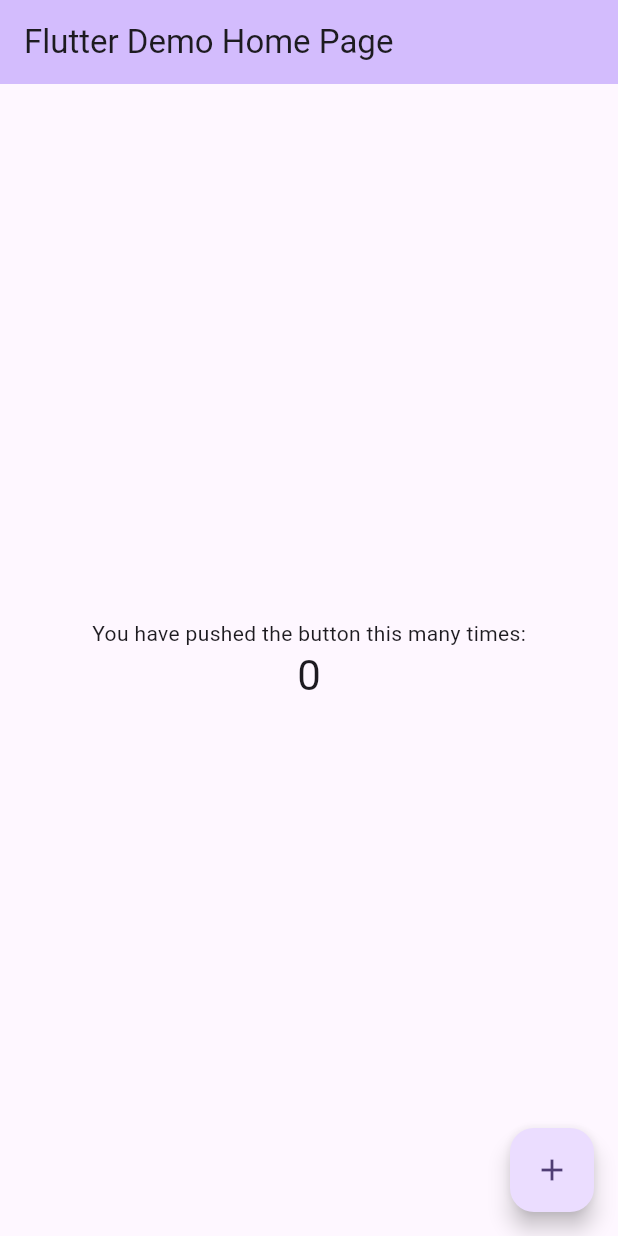
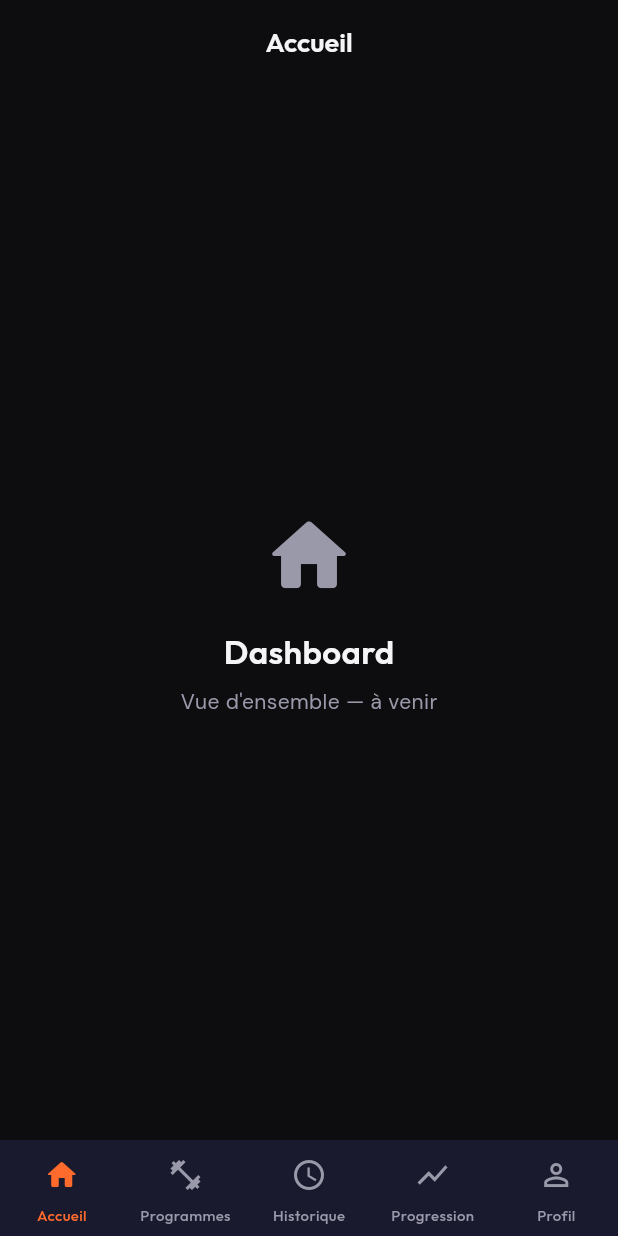
Before and after one commit to Chezard-s-experiments/PushUp, a Flutter app: the screen it shows after launch, on a phone screen of 412 x 824 dp. Run offline on Flutter 3.47's test engine with Material 3 defaults, Android fonts, the phone set to English and light mode, and no system bars; our stand-ins replace flutter_riverpod, go_router, google_fonts.

Commit message:
:sparkles: basic tool & ui

```diff
--- /dev/null
+++ b/lib/app.dart
@@ -0,0 +1,88 @@
+import 'package:flutter/material.dart';
+import 'package:flutter_riverpod/flutter_riverpod.dart';
+import 'package:google_fonts/google_fonts.dart';
+import 'package:pushup_hub/core/router/app_router.dart';
+
+/// Widget racine de l'application PushUp Hub.
+/// ConsumerWidget pour accéder aux providers Riverpod.
+class PushUpHubApp extends ConsumerWidget {
+  const PushUpHubApp({super.key});
+
+  @override
+  Widget build(BuildContext context, WidgetRef ref) {
+    return MaterialApp.router(
+      title: 'PushUp Hub',
+      debugShowCheckedModeBanner: false,
+      routerConfig: appRouter,
+      theme: _darkTheme,
+    );
+  }
+}
+
+/// Thème sombre "Midnight Athlete" — cf. design.md
+final _darkTheme = ThemeData(
+  brightness: Brightness.dark,
+  useMaterial3: true,
+  scaffoldBackgroundColor: const Color(0xFF0D0D0F),
+  colorScheme: const ColorScheme.dark(
+    primary: Color(0xFFFF6B2C),
+    secondary: Color(0xFF3A86FF),
+    surface: Color(0xFF1A1A2E),
+    error: Color(0xFFFF3B3B),
+    onPrimary: Colors.white,
+    onSurface: Color(0xFFF5F5F7),
+  ),
+  appBarTheme: AppBarTheme(
+    backgroundColor: const Color(0xFF0D0D0F),
+    elevation: 0,
+    centerTitle: true,
+    titleTextStyle: GoogleFonts.outfit(
+      fontSize: 18,
+      fontWeight: FontWeight.w600,
+      color: const Color(0xFFF5F5F7),
+    ),
+    iconTheme: const IconThemeData(color: Color(0xFFF5F5F7)),
+  ),
+  textTheme: TextTheme(
+    displayLarge: GoogleFonts.outfit(
+      fontSize: 48,
+      fontWeight: FontWeight.w800,
+      color: const Color(0xFFF5F5F7),
+    ),
+    headlineLarge: GoogleFonts.outfit(
+      fontSize: 28,
+      fontWeight: FontWeight.w700,
+      color: const Color(0xFFF5F5F7),
+    ),
+    headlineMedium: GoogleFonts.outfit(
+      fontSize: 22,
+      fontWeight: FontWeight.w600,
+      color: const Color(0xFFF5F5F7),
+    ),
+    headlineSmall: GoogleFonts.outfit(
+      fontSize: 18,
+      fontWeight: FontWeight.w600,
+      color: const Color(0xFFF5F5F7),
+    ),
+    bodyLarge: GoogleFonts.dmSans(
+      fontSize: 16,
+      fontWeight: FontWeight.w400,
+      color: const Color(0xFFF5F5F7),
+    ),
+    bodyMedium: GoogleFonts.dmSans(
+      fontSize: 14,
+      fontWeight: FontWeight.w400,
+      color: const Color(0xFFF5F5F7),
+    ),
+    bodySmall: GoogleFonts.dmSans(
+      fontSize: 12,
+      fontWeight: FontWeight.w500,
+      color: const Color(0xFF9999AA),
+    ),
+    labelLarge: GoogleFonts.outfit(
+      fontSize: 16,
+      fontWeight: FontWeight.w600,
+      color: Colors.white,
+    ),
+  ),
+);
--- /dev/null
+++ b/lib/core/router/app_router.dart
@@ -0,0 +1,70 @@
+import 'package:go_router/go_router.dart';
+import 'package:pushup_hub/core/router/routes.dart';
+import 'package:pushup_hub/features/home/presentation/pages/dashboard_page.dart';
+import 'package:pushup_hub/features/onboarding/presentation/pages/splash_page.dart';
+import 'package:pushup_hub/features/profile/presentation/pages/profile_page.dart';
+import 'package:pushup_hub/features/programs/presentation/pages/programs_page.dart';
+import 'package:pushup_hub/features/progression/presentation/pages/progression_page.dart';
+import 'package:pushup_hub/features/sessions/presentation/pages/history_page.dart';
+import 'package:pushup_hub/shared/widgets/app_bottom_nav_shell.dart';
+
+/// Routeur principal de l'application.
+/// Sera converti en Provider Riverpod quand les redirections auth seront ajoutées.
+final appRouter = GoRouter(
+  initialLocation: Routes.splash,
+  routes: [
+    GoRoute(
+      path: Routes.splash,
+      builder: (context, state) => const SplashPage(),
+    ),
+
+    // Navigation principale avec bottom bar (5 onglets)
+    StatefulShellRoute.indexedStack(
+      builder: (context, state, navigationShell) {
+        return AppBottomNavShell(navigationShell: navigationShell);
+      },
+      branches: [
+        StatefulShellBranch(
+          routes: [
+            GoRoute(
+              path: Routes.dashboard,
+              builder: (context, state) => const DashboardPage(),
+            ),
+          ],
+        ),
+        StatefulShellBranch(
+          routes: [
+            GoRoute(
+              path: Routes.programs,
+              builder: (context, state) => const ProgramsPage(),
+            ),
+          ],
+        ),
+        StatefulShellBranch(
+          routes: [
+            GoRoute(
+              path: Routes.history,
+              builder: (context, state) => const HistoryPage(),
+            ),
+          ],
+        ),
+        StatefulShellBranch(
+          routes: [
+            GoRoute(
+              path: Routes.progression,
+              builder: (context, state) => const ProgressionPage(),
+            ),
+          ],
+        ),
+        StatefulShellBranch(
+          routes: [
+            GoRoute(
+              path: Routes.profile,
+              builder: (context, state) => const ProfilePage(),
+            ),
+          ],
+        ),
+      ],
+    ),
+  ],
+);
--- /dev/null
+++ b/lib/features/home/presentation/pages/dashboard_page.dart
@@ -0,0 +1,44 @@
+import 'package:flutter/material.dart';
+import 'package:google_fonts/google_fonts.dart';
+
+/// Page d'accueil — vue d'ensemble de l'utilisateur.
+/// Affichera : progression globale, séance du jour, streaks, raccourcis.
+class DashboardPage extends StatelessWidget {
+  const DashboardPage({super.key});
+
+  @override
+  Widget build(BuildContext context) {
+    return Scaffold(
+      appBar: AppBar(title: const Text('Accueil')),
+      body: Center(
+        child: Column(
+          mainAxisAlignment: MainAxisAlignment.center,
+          children: [
+            const Icon(
+              Icons.home_rounded,
+              size: 64,
+              color: Color(0xFF9999AA),
+            ),
+            const SizedBox(height: 16),
+            Text(
+              'Dashboard',
+              style: GoogleFonts.outfit(
+                fontSize: 22,
+                fontWeight: FontWeight.w600,
+                color: const Color(0xFFF5F5F7),
+              ),
+            ),
+            const SizedBox(height: 8),
+            Text(
+              'Vue d\'ensemble — à venir',
+              style: GoogleFonts.dmSans(
+                fontSize: 14,
+                color: const Color(0xFF9999AA),
+              ),
+            ),
+          ],
+        ),
+      ),
+    );
+  }
+}
--- a/lib/main.dart
+++ b/lib/main.dart
@@ -1,122 +1,5 @@
-import 'package:flutter/material.dart';
+// Entry point par défaut (environnement DEV).
+// Pour changer d'environnement : flutter run --dart-define=ENV=staging
+import 'package:pushup_hub/core/config/bootstrap.dart';
 
-void main() {
-  runApp(const MyApp());
-}
-
-class MyApp extends StatelessWidget {
-  const MyApp({super.key});
-
-  // This widget is the root of your application.
-  @override
-  Widget build(BuildContext context) {
-    return MaterialApp(
-      title: 'Flutter Demo',
-      theme: ThemeData(
-        // This is the theme of your application.
-        //
-        // TRY THIS: Try running your application with "flutter run". You'll see
-        // the application has a purple toolbar. Then, without quitting the app,
-        // try changing the seedColor in the colorScheme below to Colors.green
-        // and then invoke "hot reload" (save your changes or press the "hot
-        // reload" button in a Flutter-supported IDE, or press "r" if you used
-        // the command line to start the app).
-        //
-        // Notice that the counter didn't reset back to zero; the application
-        // state is not lost during the reload. To reset the state, use hot
-        // restart instead.
-        //
-        // This works for code too, not just values: Most code changes can be
-        // tested with just a hot reload.
-        colorScheme: .fromSeed(seedColor: Colors.deepPurple),
-      ),
-      home: const MyHomePage(title: 'Flutter Demo Home Page'),
-    );
-  }
-}
-
-class MyHomePage extends StatefulWidget {
-  const MyHomePage({super.key, required this.title});
-
-  // This widget is the home page of your application. It is stateful, meaning
-  // that it has a State object (defined below) that contains fields that affect
-  // how it looks.
-
-  // This class is the configuration for the state. It holds the values (in this
-  // case the title) provided by the parent (in this case the App widget) and
-  // used by the build method of the State. Fields in a Widget subclass are
-  // always marked "final".
-
-  final String title;
-
-  @override
-  State<MyHomePage> createState() => _MyHomePageState();
-}
-
-class _MyHomePageState extends State<MyHomePage> {
-  int _counter = 0;
-
-  void _incrementCounter() {
-    setState(() {
-      // This call to setState tells the Flutter framework that something has
-      // changed in this State, which causes it to rerun the build method below
-      // so that the display can reflect the updated values. If we changed
-      // _counter without calling setState(), then the build method would not be
-      // called again, and so nothing would appear to happen.
-      _counter++;
-    });
-  }
-
-  @override
-  Widget build(BuildContext context) {
-    // This method is rerun every time setState is called, for instance as done
-    // by the _incrementCounter method above.
-    //
-    // The Flutter framework has been optimized to make rerunning build methods
-    // fast, so that you can just rebuild anything that needs updating rather
-    // than having to individually change instances of widgets.
-    return Scaffold(
-      appBar: AppBar(
-        // TRY THIS: Try changing the color here to a specific color (to
-        // Colors.amber, perhaps?) and trigger a hot reload to see the AppBar
-        // change color while the other colors stay the same.
-        backgroundColor: Theme.of(context).colorScheme.inversePrimary,
-        // Here we take the value from the MyHomePage object that was created by
-        // the App.build method, and use it to set our appbar title.
-        title: Text(widget.title),
-      ),
-      body: Center(
-        // Center is a layout widget. It takes a single child and positions it
-        // in the middle of the parent.
-        child: Column(
-          // Column is also a layout widget. It takes a list of children and
-          // arranges them vertically. By default, it sizes itself to fit its
-          // children horizontally, and tries to be as tall as its parent.
-          //
-          // Column has various properties to control how it sizes itself and
-          // how it positions its children. Here we use mainAxisAlignment to
-          // center the children vertically; the main axis here is the vertical
-          // axis because Columns are vertical (the cross axis would be
-          // horizontal).
-          //
-          // TRY THIS: Invoke "debug painting" (choose the "Toggle Debug Paint"
-          // action in the IDE, or press "p" in the console), to see the
-          // wireframe for each widget.
-          mainAxisAlignment: .center,
-          children: [
-            const Text('You have pushed the button this many times:'),
-            Text(
-              '$_counter',
-              style: Theme.of(context).textTheme.headlineMedium,
-            ),
-          ],
-        ),
-      ),
-      floatingActionButton: FloatingActionButton(
-        onPressed: _incrementCounter,
-        tooltip: 'Increment',
-        child: const Icon(Icons.add),
-      ),
-    );
-  }
-}
+void main() => bootstrap();
--- /dev/null
+++ b/lib/main_dev.dart
@@ -0,0 +1,5 @@
+// Entry point DEV.
+// Run : flutter run -t lib/main_dev.dart --dart-define=ENV=dev
+import 'package:pushup_hub/core/config/bootstrap.dart';
+
+void main() => bootstrap();
--- /dev/null
+++ b/lib/main_prod.dart
@@ -0,0 +1,5 @@
+// Entry point PRODUCTION.
+// Build : flutter build apk --release -t lib/main_prod.dart --dart-define=ENV=prod
+import 'package:pushup_hub/core/config/bootstrap.dart';
+
+void main() => bootstrap();
--- /dev/null
+++ b/lib/main_staging.dart
@@ -0,0 +1,5 @@
+// Entry point STAGING.
+// Run : flutter run -t lib/main_staging.dart --dart-define=ENV=staging
+import 'package:pushup_hub/core/config/bootstrap.dart';
+
+void main() => bootstrap();
--- /dev/null
+++ b/lib/shared/widgets/app_bottom_nav_shell.dart
@@ -0,0 +1,76 @@
+import 'package:flutter/material.dart';
+import 'package:go_router/go_router.dart';
+import 'package:google_fonts/google_fonts.dart';
+
+/// Shell avec navigation bottom bar pour les 5 onglets principaux.
+/// Utilise StatefulNavigationShell de GoRouter pour préserver l'état de chaque tab.
+class AppBottomNavShell extends StatelessWidget {
+  final StatefulNavigationShell navigationShell;
+
+  const AppBottomNavShell({required this.navigationShell, super.key});
+
+  @override
+  Widget build(BuildContext context) {
+    return Scaffold(
+      body: navigationShell,
+      bottomNavigationBar: Theme(
+        data: Theme.of(context).copyWith(
+          navigationBarTheme: NavigationBarThemeData(
+            labelTextStyle: WidgetStateProperty.resolveWith((states) {
+              if (states.contains(WidgetState.selected)) {
+                return GoogleFonts.outfit(
+                  fontSize: 10,
+                  fontWeight: FontWeight.w500,
+                  color: const Color(0xFFFF6B2C),
+                );
+              }
+              return GoogleFonts.outfit(
+                fontSize: 10,
+                fontWeight: FontWeight.w500,
+                color: const Color(0xFF9999AA),
+              );
+            }),
+          ),
+        ),
+        child: NavigationBar(
+          height: 64,
+          backgroundColor: const Color(0xFF1A1A2E),
+          indicatorColor: Colors.transparent,
+          surfaceTintColor: Colors.transparent,
+          selectedIndex: navigationShell.currentIndex,
+          onDestinationSelected: (index) => navigationShell.goBranch(
+            index,
+            initialLocation: index == navigationShell.currentIndex,
+          ),
+          destinations: const [
+            NavigationDestination(
+              icon: Icon(Icons.home_outlined, color: Color(0xFF9999AA), size: 24),
+              selectedIcon: Icon(Icons.home_rounded, color: Color(0xFFFF6B2C), size: 24),
+              label: 'Accueil',
+            ),
+            NavigationDestination(
+              icon: Icon(Icons.fitness_center_outlined, color: Color(0xFF9999AA), size: 24),
+              selectedIcon: Icon(Icons.fitness_center, color: Color(0xFFFF6B2C), size: 24),
+              label: 'Programmes',
+            ),
+            NavigationDestination(
+              icon: Icon(Icons.schedule_outlined, color: Color(0xFF9999AA), size: 24),
+              selectedIcon: Icon(Icons.schedule, color: Color(0xFFFF6B2C), size: 24),
+              label: 'Historique',
+            ),
+            NavigationDestination(
+              icon: Icon(Icons.show_chart, color: Color(0xFF9999AA), size: 24),
+              selectedIcon: Icon(Icons.show_chart, color: Color(0xFFFF6B2C), size: 24),
+              label: 'Progression',
+            ),
+            NavigationDestination(
+              icon: Icon(Icons.person_outline, color: Color(0xFF9999AA), size: 24),
+              selectedIcon: Icon(Icons.person, color: Color(0xFFFF6B2C), size: 24),
+              label: 'Profil',
+            ),
+          ],
+        ),
+      ),
+    );
+  }
+}
```
Also changed, not shown: lib/core/config/bootstrap.dart (added, +15 -0 lines), lib/core/config/env_config.dart (added, +22 -0 lines), lib/core/router/routes.dart (added, +16 -0 lines), lib/features/onboarding/presentation/pages/splash_page.dart (added, +58 -0 lines), lib/features/profile/presentation/pages/profile_page.dart (added, +44 -0 lines), lib/features/programs/presentation/pages/programs_page.dart (added, +44 -0 lines), lib/features/progression/presentation/pages/progression_page.dart (added, +44 -0 lines), lib/features/sessions/presentation/pages/history_page.dart (added, +44 -0 lines), 1 other file.
